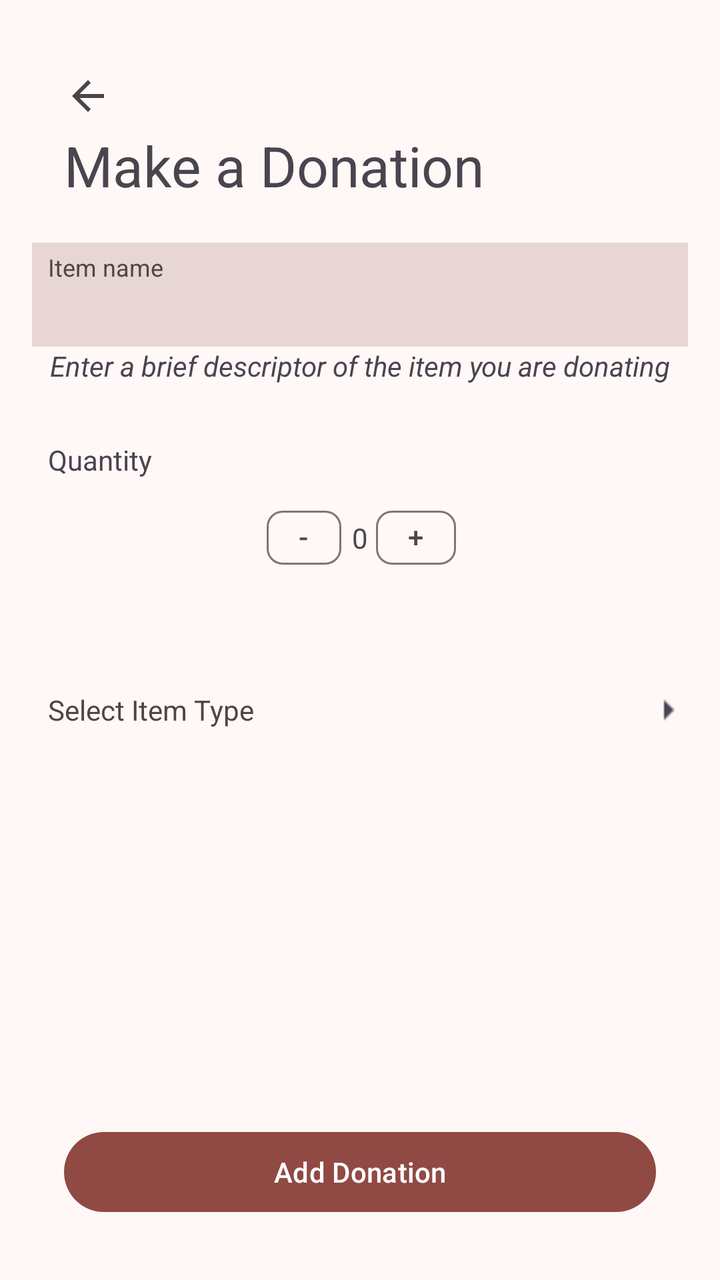
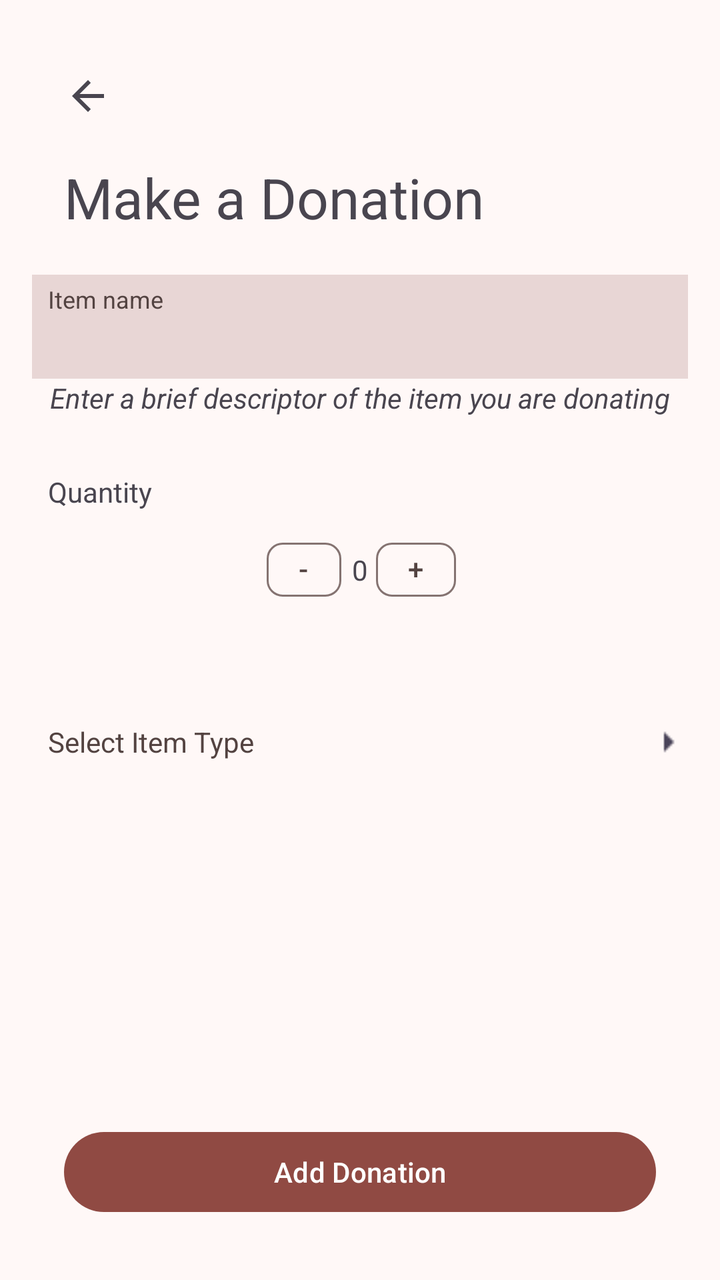

An Android layout rendered at two revisions. The XML below is the earlier revision; the diff shows what the commit changed to produce the second picture.
<!-- AndroidManifest.xml: application theme Theme.LendAHand -->
<!-- res/layout/activity_make_donation.xml -->
<?xml version="1.0" encoding="utf-8"?>
<androidx.constraintlayout.widget.ConstraintLayout xmlns:android="http://schemas.android.com/apk/res/android"
    xmlns:app="http://schemas.android.com/apk/res-auto"
    xmlns:tools="http://schemas.android.com/tools"
    android:id="@+id/main"
    android:layout_width="match_parent"
    android:layout_height="match_parent"
    tools:context=".makeDonation">

    <TextView
        android:id="@+id/viewProfileHeader"
        android:layout_width="wrap_content"
        android:layout_height="wrap_content"
        android:layout_marginStart="32dp"
        android:layout_marginTop="64dp"
        android:text="@string/make_a_donation"
        android:textSize="28sp"
        app:layout_constraintStart_toStartOf="parent"
        app:layout_constraintTop_toTopOf="parent" />

    <ImageButton
        android:id="@+id/backButton1"
        android:layout_width="wrap_content"
        android:layout_height="wrap_content"
        android:layout_marginStart="32dp"
        android:layout_marginTop="36dp"
        android:background="@android:color/transparent"
        android:onClick="backOnClick"
        app:layout_constraintStart_toStartOf="parent"
        app:layout_constraintTop_toTopOf="parent"
        app:srcCompat="?attr/actionModeCloseDrawable" />

    <EditText
        android:id="@+id/itemNameEntry"
        android:layout_width="match_parent"
        android:layout_height="52dp"
        android:layout_marginTop="20dp"
        android:background="@color/md_theme_surfaceDim"
        android:ems="10"
        android:includeFontPadding="true"
        android:inputType="text"
        android:textAlignment="textStart"
        android:textSize="14sp"
        app:layout_constraintEnd_toEndOf="parent"
        android:layout_marginStart="16dp"
        android:layout_marginEnd="16dp"
        app:layout_constraintStart_toStartOf="parent"
        app:layout_constraintTop_toBottomOf="@+id/viewProfileHeader" />

    <TextView
        android:id="@+id/itemNameText"
        android:layout_width="wrap_content"
        android:layout_height="wrap_content"
        android:layout_marginStart="8dp"
        android:layout_marginTop="4dp"
        android:text="@string/item_name"
        android:textColor="@color/md_theme_onSurfaceVariant"
        android:textSize="12sp"
        app:layout_constraintStart_toStartOf="@+id/itemNameEntry"
        app:layout_constraintTop_toTopOf="@+id/itemNameEntry" />

    <TextView
        android:id="@+id/itemPromptText"
        android:layout_width="wrap_content"
        android:layout_height="wrap_content"
        android:text="@string/item_prompt_text"
        android:textStyle="italic"
        app:layout_constraintEnd_toEndOf="parent"
        app:layout_constraintStart_toStartOf="parent"
        app:layout_constraintTop_toBottomOf="@+id/itemNameEntry" />


    <TextView
        android:id="@+id/numOfItemsText"
        android:layout_width="wrap_content"
        android:layout_height="wrap_content"
        android:layout_marginStart="24dp"
        android:layout_marginTop="28dp"
        android:text="Quantity"
        android:textSize="14sp"
        app:layout_constraintStart_toStartOf="parent"
        app:layout_constraintTop_toBottomOf="@+id/itemPromptText" />

    <com.google.android.material.chip.Chip
        android:id="@+id/plusChip"
        android:layout_width="48dp"
        android:layout_height="43dp"
        android:layout_marginTop="8dp"
        android:layout_marginEnd="128dp"
        android:onClick="plusOnClick"
        android:paddingLeft="0dp"
        android:paddingRight="0dp"
        android:text="@string/plus"
        app:layout_constraintEnd_toEndOf="parent"
        app:layout_constraintTop_toBottomOf="@+id/numOfItemsText" />

    <com.google.android.material.chip.Chip
        android:id="@+id/minusChip"
        android:layout_width="48dp"
        android:layout_height="43dp"
        android:layout_marginStart="128dp"
        android:layout_marginTop="8dp"
        android:onClick="minusOnClick"
        android:paddingLeft="0dp"
        android:paddingRight="0dp"
        android:text="@string/minus"
        app:layout_constraintStart_toStartOf="parent"
        app:layout_constraintTop_toBottomOf="@+id/numOfItemsText" />

    <TextView
        android:id="@+id/quantityValText"
        android:layout_width="wrap_content"
        android:layout_height="wrap_content"
        android:text="0"
        app:layout_constraintBottom_toBottomOf="@+id/minusChip"
        app:layout_constraintEnd_toStartOf="@+id/plusChip"
        app:layout_constraintStart_toEndOf="@+id/minusChip"
        app:layout_constraintTop_toTopOf="@+id/minusChip" />

    <TextView
        android:id="@+id/itemTypeText"
        android:layout_width="match_parent"
        android:layout_height="wrap_content"
        android:layout_marginTop="156dp"
        android:onClick="selectItemOnClick"
        android:paddingStart="24dp"
        android:paddingTop="16dp"
        android:paddingBottom="16dp"
        android:text="@string/select_item_type"
        android:textColor="@color/md_theme_onSurfaceVariant"
        app:layout_constraintStart_toStartOf="@+id/itemNameEntry"
        app:layout_constraintTop_toBottomOf="@+id/itemNameEntry"
        tools:ignore="RtlSymmetry" />

    <ImageButton
        android:id="@+id/selectItemButton"
        android:layout_width="20dp"
        android:layout_height="20dp"
        android:backgroundTint="@android:color/transparent"
        android:onClick="selectItemOnClick"
        android:src="@drawable/arrowleft"
        app:layout_constraintBottom_toBottomOf="@+id/itemTypeText"
        app:layout_constraintEnd_toEndOf="@+id/itemNameEntry"
        app:layout_constraintTop_toTopOf="@+id/itemTypeText" />

    <Button
        android:id="@+id/makeDonationButton"
        android:layout_width="match_parent"
        android:layout_height="wrap_content"
        android:layout_marginBottom="30dp"
        android:layout_marginLeft="32dp"
        android:layout_marginRight="32dp"
        android:text="@string/add_donation"
        app:layout_constraintBottom_toBottomOf="parent"
        app:layout_constraintEnd_toEndOf="parent"
        app:layout_constraintStart_toStartOf="parent" />

</androidx.constraintlayout.widget.ConstraintLayout>
<!-- resources referenced by this layout -->
<resources>
  <style name="AppTheme" parent="Theme.Material3.Light.NoActionBar">
  
          <item name="chipStyle">@style/Widget.MyApp.Chip</item>
  
          <item name="colorPrimary">@color/md_theme_primary</item>
          <item name="colorOnPrimary">@color/md_theme_onPrimary</item>
          <item name="colorPrimaryContainer">@color/md_theme_primaryContainer</item>
          <item name="colorOnPrimaryContainer">@color/md_theme_onPrimaryContainer</item>
          <item name="colorSecondary">@color/md_theme_secondary</item>
          <item name="colorOnSecondary">@color/md_theme_onSecondary</item>
          <item name="colorSecondaryContainer">@color/md_theme_secondaryContainer</item>
          <item name="colorOnSecondaryContainer">@color/md_theme_onSecondaryContainer</item>
          <item name="colorTertiary">@color/md_theme_tertiary</item>
          <item name="colorOnTertiary">@color/md_theme_onTertiary</item>
          <item name="colorTertiaryContainer">@color/md_theme_tertiaryContainer</item>
          <item name="colorOnTertiaryContainer">@color/md_theme_onTertiaryContainer</item>
          <item name="colorError">@color/md_theme_error</item>
          <item name="colorOnError">@color/md_theme_onError</item>
          <item name="colorErrorContainer">@color/md_theme_errorContainer</item>
          <item name="colorOnErrorContainer">@color/md_theme_onErrorContainer</item>
          <item name="android:colorBackground">@color/md_theme_background</item>
          <item name="colorOnBackground">@color/md_theme_onBackground</item>
          <item name="colorSurface">@color/md_theme_surface</item>
          <item name="colorOnSurface">@color/md_theme_onSurface</item>
          <item name="colorSurfaceVariant">@color/md_theme_surfaceVariant</item>
          <item name="colorOnSurfaceVariant">@color/md_theme_onSurfaceVariant</item>
          <item name="colorOutline">@color/md_theme_outline</item>
          <item name="colorOutlineVariant">@color/md_theme_outlineVariant</item>
          <item name="colorSurfaceInverse">@color/md_theme_inverseSurface</item>
          <item name="colorOnSurfaceInverse">@color/md_theme_inverseOnSurface</item>
          <item name="colorPrimaryInverse">@color/md_theme_inversePrimary</item>
          <item name="colorPrimaryFixed">@color/md_theme_primaryFixed</item>
          <item name="colorOnPrimaryFixed">@color/md_theme_onPrimaryFixed</item>
          <item name="colorPrimaryFixedDim">@color/md_theme_primaryFixedDim</item>
          <item name="colorOnPrimaryFixedVariant">@color/md_theme_onPrimaryFixedVariant</item>
          <item name="colorSecondaryFixed">@color/md_theme_secondaryFixed</item>
          <item name="colorOnSecondaryFixed">@color/md_theme_onSecondaryFixed</item>
          <item name="colorSecondaryFixedDim">@color/md_theme_secondaryFixedDim</item>
          <item name="colorOnSecondaryFixedVariant">@color/md_theme_onSecondaryFixedVariant</item>
          <item name="colorTertiaryFixed">@color/md_theme_tertiaryFixed</item>
          <item name="colorOnTertiaryFixed">@color/md_theme_onTertiaryFixed</item>
          <item name="colorTertiaryFixedDim">@color/md_theme_tertiaryFixedDim</item>
          <item name="colorOnTertiaryFixedVariant">@color/md_theme_onTertiaryFixedVariant</item>
          <item name="colorSurfaceDim">@color/md_theme_surfaceDim</item>
          <item name="colorSurfaceBright">@color/md_theme_surfaceBright</item>
          <item name="colorSurfaceContainerLowest">@color/md_theme_surfaceContainerLowest</item>
          <item name="colorSurfaceContainerLow">@color/md_theme_surfaceContainerLow</item>
          <item name="colorSurfaceContainer">@color/md_theme_surfaceContainer</item>
          <item name="colorSurfaceContainerHigh">@color/md_theme_surfaceContainerHigh</item>
          <item name="colorSurfaceContainerHighest">@color/md_theme_surfaceContainerHighest</item>
      </style>
  <!-- unchanged entries left out for length: 57 -->
</resources>

<!-- the commit's change to res/layout/activity_make_donation.xml (unified diff, before → after) -->
@@ -12,7 +12,7 @@
         android:layout_width="wrap_content"
         android:layout_height="wrap_content"
         android:layout_marginStart="32dp"
-        android:layout_marginTop="64dp"
+        android:layout_marginTop="80dp"
         android:text="@string/make_a_donation"
         android:textSize="28sp"
         app:layout_constraintStart_toStartOf="parent"
<!-- resource entries referenced after the edit -->
@@ -3,6 +3,10 @@
   <style name="AppTheme" parent="Theme.Material3.Light.NoActionBar">
   
           <item name="chipStyle">@style/Widget.MyApp.Chip</item>
+  
+          <item name="android:navigationBarColor">@android:color/transparent</item>
+          <item name="android:statusBarColor">@android:color/transparent</item>
+          <item name="android:windowLightStatusBar">@android:color/transparent</item>
   
           <item name="colorPrimary">@color/md_theme_primary</item>
           <item name="colorOnPrimary">@color/md_theme_onPrimary</item>
